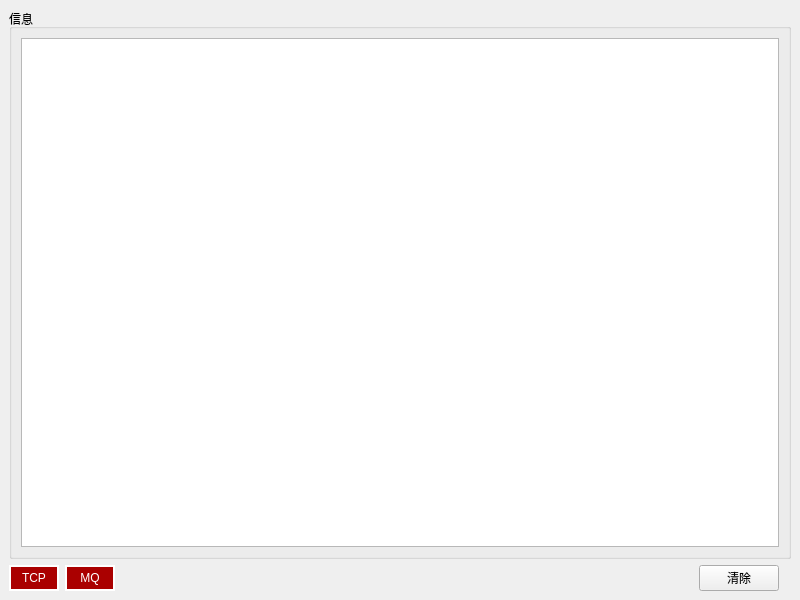
Above: ZBY_MQ/mainwindow.ui from 519984307/ZBY_MQQ before the change. Below: the same form after it.
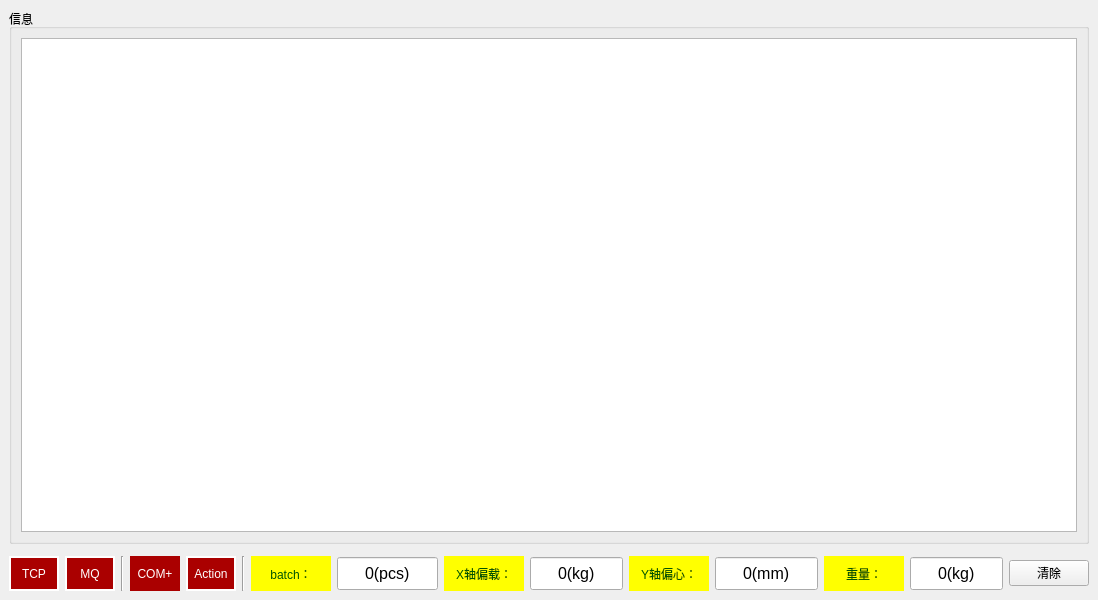
That is the form after the change. Icons and pictures are not drawn.

```diff
--- a/ZBY_MQ/mainwindow.ui
+++ b/ZBY_MQ/mainwindow.ui
@@ -19,7 +19,263 @@
   </property>
   <widget class="QWidget" name="centralwidget">
    <layout class="QGridLayout" name="gridLayout">
-    <item row="1" column="1">
+    <item row="2" column="8">
+     <widget class="QLabel" name="label_5">
+      <property name="minimumSize">
+       <size>
+        <width>80</width>
+        <height>0</height>
+       </size>
+      </property>
+      <property name="styleSheet">
+       <string notr="true">background-color: rgb(255, 255, 0);
+color: rgb(0, 85, 0);</string>
+      </property>
+      <property name="text">
+       <string>X轴偏载：</string>
+      </property>
+      <property name="alignment">
+       <set>Qt::AlignCenter</set>
+      </property>
+     </widget>
+    </item>
+    <item row="2" column="9">
+     <widget class="QSpinBox" name="spinBox_2">
+      <property name="minimumSize">
+       <size>
+        <width>0</width>
+        <height>35</height>
+       </size>
+      </property>
+      <property name="font">
+       <font>
+        <pointsize>12</pointsize>
+       </font>
+      </property>
+      <property name="alignment">
+       <set>Qt::AlignCenter</set>
+      </property>
+      <property name="readOnly">
+       <bool>true</bool>
+      </property>
+      <property name="buttonSymbols">
+       <enum>QAbstractSpinBox::NoButtons</enum>
+      </property>
+      <property name="suffix">
+       <string>(kg)</string>
+      </property>
+      <property name="prefix">
+       <string/>
+      </property>
+      <property name="maximum">
+       <number>1000000</number>
+      </property>
+      <property name="value">
+       <number>0</number>
+      </property>
+     </widget>
+    </item>
+    <item row="2" column="13">
+     <widget class="QSpinBox" name="spinBox_4">
+      <property name="minimumSize">
+       <size>
+        <width>0</width>
+        <height>35</height>
+       </size>
+      </property>
+      <property name="font">
+       <font>
+        <pointsize>12</pointsize>
+       </font>
+      </property>
+      <property name="alignment">
+       <set>Qt::AlignCenter</set>
+      </property>
+      <property name="readOnly">
+       <bool>true</bool>
+      </property>
+      <property name="buttonSymbols">
+       <enum>QAbstractSpinBox::NoButtons</enum>
+      </property>
+      <property name="suffix">
+       <string>(kg)</string>
+      </property>
+      <property name="maximum">
+       <number>1000000</number>
+      </property>
+     </widget>
+    </item>
+    <item row="2" column="6">
+     <widget class="QLabel" name="label_4">
+      <property name="minimumSize">
+       <size>
+        <width>80</width>
+        <height>0</height>
+       </size>
+      </property>
+      <property name="styleSheet">
+       <string notr="true">background-color: rgb(255, 255, 0);
+color: rgb(0, 85, 0);</string>
+      </property>
+      <property name="frameShape">
+       <enum>QFrame::NoFrame</enum>
+      </property>
+      <property name="text">
+       <string>batch：</string>
+      </property>
+      <property name="alignment">
+       <set>Qt::AlignCenter</set>
+      </property>
+     </widget>
+    </item>
+    <item row="2" column="3">
+     <widget class="QLabel" name="label_8">
+      <property name="minimumSize">
+       <size>
+        <width>50</width>
+        <height>0</height>
+       </size>
+      </property>
+      <property name="styleSheet">
+       <string notr="true">background-color: rgb(170, 0, 0);
+color: rgb(255, 255, 255);</string>
+      </property>
+      <property name="text">
+       <string>COM+</string>
+      </property>
+      <property name="scaledContents">
+       <bool>true</bool>
+      </property>
+      <property name="alignment">
+       <set>Qt::AlignCenter</set>
+      </property>
+     </widget>
+    </item>
+    <item row="2" column="11">
+     <widget class="QSpinBox" name="spinBox_3">
+      <property name="minimumSize">
+       <size>
+        <width>0</width>
+        <height>35</height>
+       </size>
+      </property>
+      <property name="font">
+       <font>
+        <pointsize>12</pointsize>
+       </font>
+      </property>
+      <property name="alignment">
+       <set>Qt::AlignCenter</set>
+      </property>
+      <property name="readOnly">
+       <bool>true</bool>
+      </property>
+      <property name="buttonSymbols">
+       <enum>QAbstractSpinBox::NoButtons</enum>
+      </property>
+      <property name="suffix">
+       <string>(mm)</string>
+      </property>
+      <property name="maximum">
+       <number>1000000</number>
+      </property>
+     </widget>
+    </item>
+    <item row="2" column="4">
+     <widget class="QLabel" name="label_3">
+      <property name="minimumSize">
+       <size>
+        <width>50</width>
+        <height>0</height>
+       </size>
+      </property>
+      <property name="autoFillBackground">
+       <bool>false</bool>
+      </property>
+      <property name="styleSheet">
+       <string notr="true">background-color: rgb(170, 0, 0);
+color: rgb(255, 255, 255);</string>
+      </property>
+      <property name="frameShape">
+       <enum>QFrame::WinPanel</enum>
+      </property>
+      <property name="text">
+       <string>Action</string>
+      </property>
+      <property name="scaledContents">
+       <bool>false</bool>
+      </property>
+      <property name="alignment">
+       <set>Qt::AlignCenter</set>
+      </property>
+      <property name="wordWrap">
+       <bool>false</bool>
+      </property>
+      <property name="openExternalLinks">
+       <bool>false</bool>
+      </property>
+     </widget>
+    </item>
+    <item row="2" column="10">
+     <widget class="QLabel" name="label_6">
+      <property name="minimumSize">
+       <size>
+        <width>80</width>
+        <height>0</height>
+       </size>
+      </property>
+      <property name="styleSheet">
+       <string notr="true">background-color: rgb(255, 255, 0);
+color: rgb(0, 85, 0);</string>
+      </property>
+      <property name="text">
+       <string>Y轴偏心：</string>
+      </property>
+      <property name="alignment">
+       <set>Qt::AlignCenter</set>
+      </property>
+     </widget>
+    </item>
+    <item row="2" column="7">
+     <widget class="QSpinBox" name="spinBox">
+      <property name="minimumSize">
+       <size>
+        <width>0</width>
+        <height>35</height>
+       </size>
+      </property>
+      <property name="baseSize">
+       <size>
+        <width>0</width>
+        <height>0</height>
+       </size>
+      </property>
+      <property name="font">
+       <font>
+        <pointsize>12</pointsize>
+       </font>
+      </property>
+      <property name="alignment">
+       <set>Qt::AlignCenter</set>
+      </property>
+      <property name="readOnly">
+       <bool>true</bool>
+      </property>
+      <property name="buttonSymbols">
+       <enum>QAbstractSpinBox::NoButtons</enum>
+      </property>
+      <property name="suffix">
+       <string>(pcs)</string>
+      </property>
+      <property name="maximum">
+       <number>100000</number>
+      </property>
+      <property name="value">
+       <number>0</number>
+      </property>
+     </widget>
+    </item>
+    <item row="2" column="1">
      <widget class="QLabel" name="label_2">
       <property name="minimumSize">
        <size>
@@ -42,31 +298,65 @@
       </property>
      </widget>
     </item>
-    <item row="1" column="3">
+    <item row="1" column="4">
+     <widget class="Line" name="line">
+      <property name="orientation">
+       <enum>Qt::Vertical</enum>
+      </property>
+     </widget>
+    </item>
+    <item row="2" column="5">
+     <widget class="Line" name="line_2">
+      <property name="orientation">
+       <enum>Qt::Vertical</enum>
+      </property>
+     </widget>
+    </item>
+    <item row="2" column="14">
      <widget class="QPushButton" name="pushButton_3">
       <property name="text">
        <string>清除</string>
       </property>
      </widget>
     </item>
-    <item row="0" column="0" colspan="6">
+    <item row="0" column="0" colspan="15">
      <widget class="QGroupBox" name="groupBox">
       <property name="title">
        <string>信息</string>
       </property>
       <layout class="QGridLayout" name="gridLayout_2">
-       <item row="0" column="0">
+       <item row="1" column="0" colspan="2">
         <widget class="QPlainTextEdit" name="plainTextEdit"/>
        </item>
       </layout>
      </widget>
     </item>
-    <item row="1" column="0">
+    <item row="2" column="12">
+     <widget class="QLabel" name="label_7">
+      <property name="minimumSize">
+       <size>
+        <width>80</width>
+        <height>0</height>
+       </size>
+      </property>
+      <property name="styleSheet">
+       <string notr="true">background-color: rgb(255, 255, 0);
+color: rgb(0, 85, 0);</string>
+      </property>
+      <property name="text">
+       <string>重量：</string>
+      </property>
+      <property name="alignment">
+       <set>Qt::AlignCenter</set>
+      </property>
+     </widget>
+    </item>
+    <item row="2" column="0">
      <widget class="QLabel" name="label">
       <property name="minimumSize">
        <size>
         <width>50</width>
-        <height>0</height>
+        <height>35</height>
        </size>
       </property>
       <property name="styleSheet">
@@ -84,18 +374,12 @@
       </property>
      </widget>
     </item>
-    <item row="1" column="2">
-     <spacer name="horizontalSpacer">
+    <item row="2" column="2">
+     <widget class="Line" name="line_3">
       <property name="orientation">
-       <enum>Qt::Horizontal</enum>
+       <enum>Qt::Vertical</enum>
       </property>
-      <property name="sizeHint" stdset="0">
-       <size>
-        <width>40</width>
-        <height>20</height>
-       </size>
-      </property>
-     </spacer>
+     </widget>
     </item>
    </layout>
   </widget>
```
